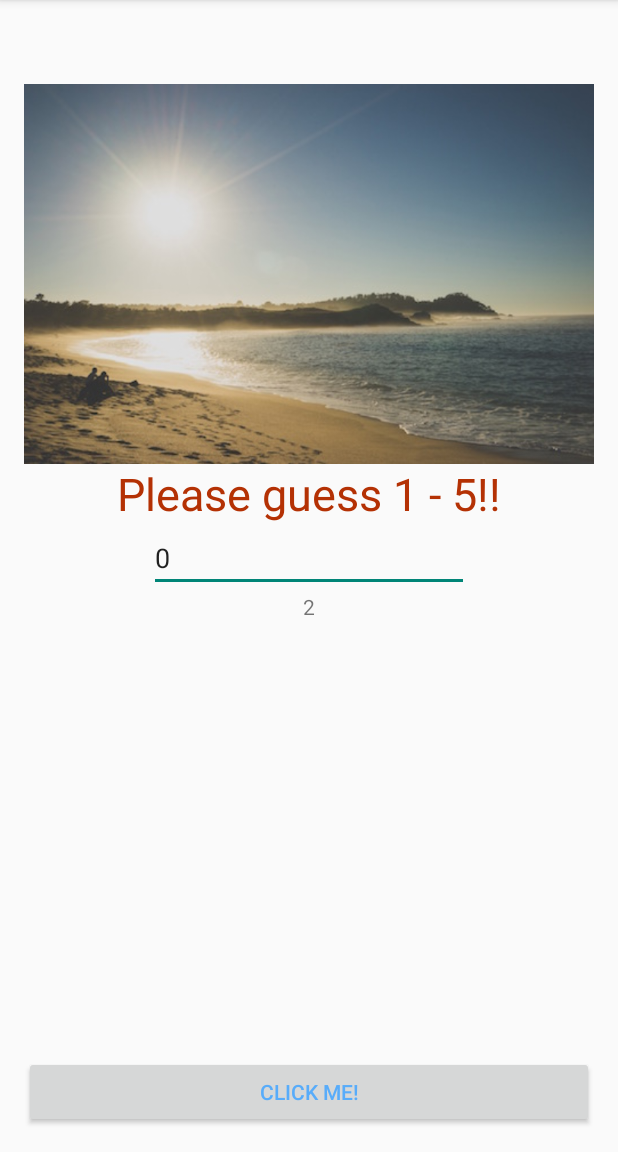
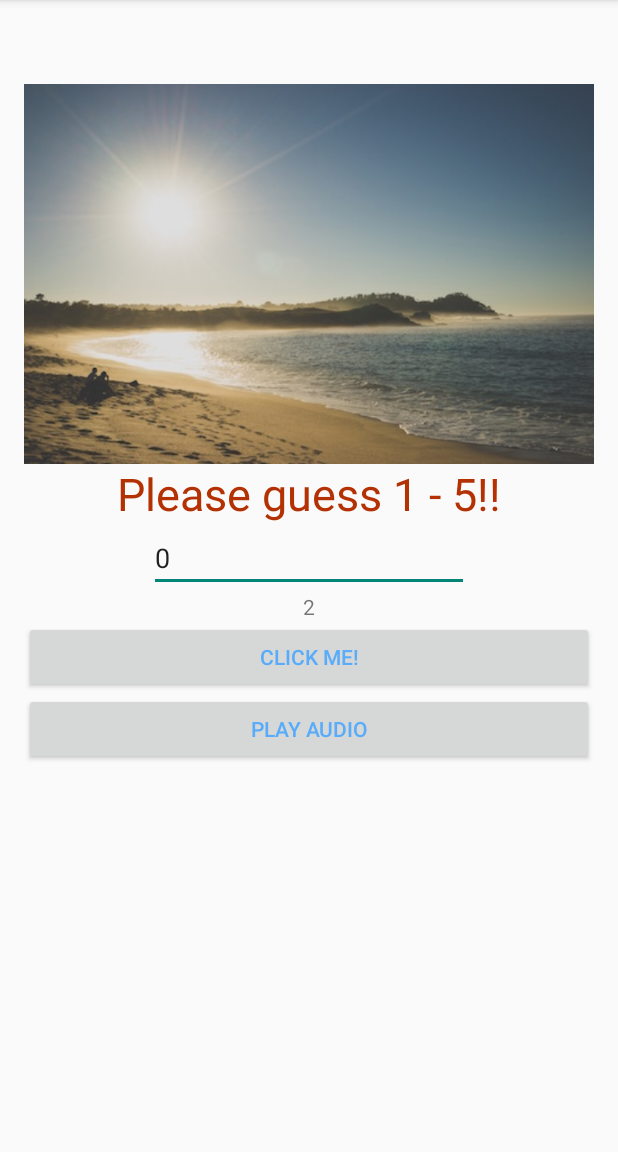
Before and after one commit to armno/firstandroidapp, an Android app: the screen it shows after launch (MainActivity), in the options menu, after a tap on "Settings", on a phone screen of 412 x 824 dp, the part 84-1236 px from its top. Run offline under Robolectric (Android 15) with nearby library versions, the phone set to English and light mode, and no system bars.

Commit message:
add audio play button

```diff
--- a/app/src/main/java/de/buzzwoo/firstandroid/MainActivity.java
+++ b/app/src/main/java/de/buzzwoo/firstandroid/MainActivity.java
@@ -1,5 +1,6 @@
 package de.buzzwoo.firstandroid;
 
+import android.media.MediaPlayer;
 import android.os.Bundle;
 import android.support.v7.app.ActionBarActivity;
 import android.view.Menu;
@@ -32,7 +33,21 @@ public class MainActivity extends ActionBarActivity {
         final TextView resultText = (TextView) findViewById(R.id.resultText);
         final EditText guessText = (EditText) findViewById(R.id.guessText);
 
+        final MediaPlayer angel = MediaPlayer.create(MainActivity.this, R.raw.angel);
+
         Button pushMe = (Button) findViewById(R.id.button);
+        Button playAngel = (Button) findViewById(R.id.playAudio);
+
+        playAngel.setOnClickListener(new View.OnClickListener() {
+            @Override
+            public void onClick(View v) {
+                if (angel.isPlaying()) {
+                    angel.seekTo(0);
+                } else {
+                    angel.start();
+                }
+            }
+        });
 
         pushMe.setOnClickListener(new View.OnClickListener() {
             @Override
--- a/app/src/main/res/layout/activity_main.xml
+++ b/app/src/main/res/layout/activity_main.xml
@@ -48,7 +48,14 @@
         android:text="@string/button_primary"
         android:id="@+id/button"
         android:textColor="#58ACFA"
-        android:layout_alignParentBottom="true"
-        android:layout_alignParentStart="true" />
+        android:layout_below="@+id/resultText"/>
+
+    <Button
+        android:layout_width="fill_parent"
+        android:layout_height="wrap_content"
+        android:text="@string/button_play_audio"
+        android:id="@+id/playAudio"
+        android:textColor="#58ACFA"
+        android:layout_below="@+id/button" />
 
 </RelativeLayout>
--- a/app/src/main/res/values/strings.xml
+++ b/app/src/main/res/values/strings.xml
@@ -4,6 +4,7 @@
     <string name="hello_world">Guess a number</string>
     <string name="action_settings">Settings</string>
     <string name="button_primary">Click me!</string>
+    <string name="button_play_audio">Play Audio</string>
     <string name="beach">Beautiful Beach</string>
     <string name="guess_label">Enter number</string>
 </resources>
```
Also changed, not shown: 1 other file.
